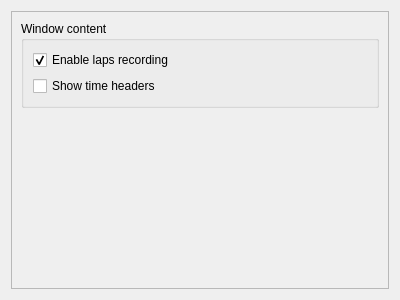
Above: src/widgets/guisettings.ui from KDE/kronometer before the change. Below: the same form after it.
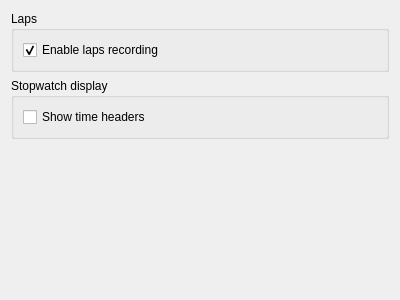
That is the form after the change.

Commit message: Re-design the guisettings dialog

The edit to the form file:
```diff
--- a/src/widgets/guisettings.ui
+++ b/src/widgets/guisettings.ui
@@ -10,26 +10,11 @@
     <height>300</height>
    </rect>
   </property>
-  <layout class="QHBoxLayout" name="horizontalLayout">
-   <item>
-    <widget class="QScrollArea" name="scrollArea">
-     <property name="widgetResizable">
-      <bool>true</bool>
-     </property>
-     <widget class="QWidget" name="scrollAreaWidgetContents">
-      <property name="geometry">
-       <rect>
-        <x>0</x>
-        <y>0</y>
-        <width>380</width>
-        <height>280</height>
-       </rect>
-      </property>
       <layout class="QVBoxLayout" name="verticalLayout">
        <item>
         <widget class="QGroupBox" name="groupBox">
          <property name="title">
-          <string>Window content</string>
+      <string>Laps</string>
          </property>
          <layout class="QVBoxLayout" name="verticalLayout_2">
           <item>
@@ -45,6 +30,15 @@
             </property>
            </widget>
           </item>
+     </layout>
+    </widget>
+   </item>
+   <item>
+    <widget class="QGroupBox" name="groupBox_2">
+     <property name="title">
+      <string>Stopwatch display</string>
+     </property>
+     <layout class="QVBoxLayout" name="verticalLayout_3">
           <item>
            <widget class="QCheckBox" name="kcfg_showTimeHeaders">
             <property name="toolTip">
@@ -70,10 +64,6 @@
           </size>
          </property>
         </spacer>
-       </item>
-      </layout>
-     </widget>
-    </widget>
    </item>
   </layout>
  </widget>
```
Lines whose indentation alone changed are shown as unchanged.
